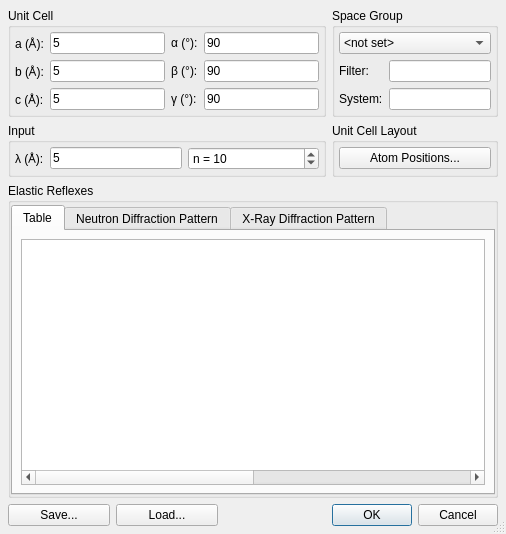
Qt form ui/powder.ui (tweber-ill/frm_mirror-takin1) before a commit.
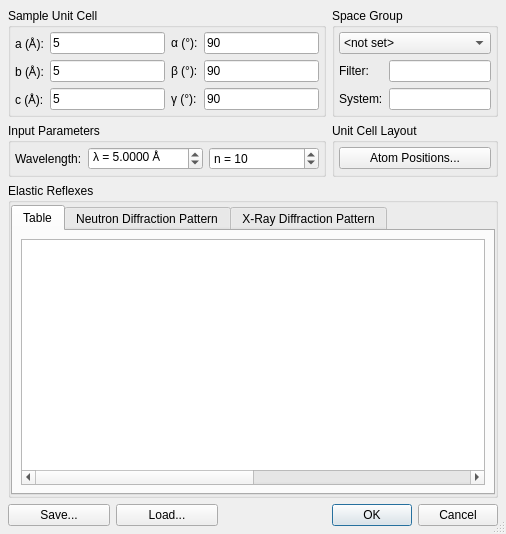
The same form after that commit. Custom widgets are drawn as their Qt base class.

```diff
--- a/ui/powder.ui
+++ b/ui/powder.ui
@@ -29,7 +29,7 @@
       </sizepolicy>
      </property>
      <property name="title">
-      <string>Unit Cell</string>
+      <string>Sample Unit Cell</string>
      </property>
      <layout class="QGridLayout" name="gridLayout">
       <property name="margin">
@@ -381,27 +381,20 @@
       </sizepolicy>
      </property>
      <property name="title">
-      <string>Input</string>
+      <string>Input Parameters</string>
      </property>
      <layout class="QGridLayout" name="gridLayout_3">
       <property name="margin">
        <number>4</number>
       </property>
-      <item row="0" column="1">
-       <widget class="QLineEdit" name="editLam">
-        <property name="text">
-         <string>5</string>
-        </property>
-       </widget>
-      </item>
       <item row="0" column="0">
        <widget class="QLabel" name="label">
         <property name="text">
-         <string>λ (Å):</string>
+         <string>Wavelength:</string>
         </property>
        </widget>
       </item>
-      <item row="0" column="4">
+      <item row="0" column="3">
        <widget class="QSpinBox" name="spinOrder">
         <property name="sizePolicy">
          <sizepolicy hsizetype="Expanding" vsizetype="Fixed">
@@ -420,6 +413,34 @@
         </property>
        </widget>
       </item>
+      <item row="0" column="1">
+       <widget class="QDoubleSpinBox" name="spinLam">
+        <property name="sizePolicy">
+         <sizepolicy hsizetype="Expanding" vsizetype="Fixed">
+          <horstretch>0</horstretch>
+          <verstretch>0</verstretch>
+         </sizepolicy>
+        </property>
+        <property name="prefix">
+         <string>λ = </string>
+        </property>
+        <property name="suffix">
+         <string> Å</string>
+        </property>
+        <property name="decimals">
+         <number>4</number>
+        </property>
+        <property name="maximum">
+         <double>9999.000000000000000</double>
+        </property>
+        <property name="singleStep">
+         <double>0.100000000000000</double>
+        </property>
+        <property name="value">
+         <double>5.000000000000000</double>
+        </property>
+       </widget>
+      </item>
      </layout>
     </widget>
    </item>
```
Left out of the diff: 2 changed lines with no effect on the pictures.
